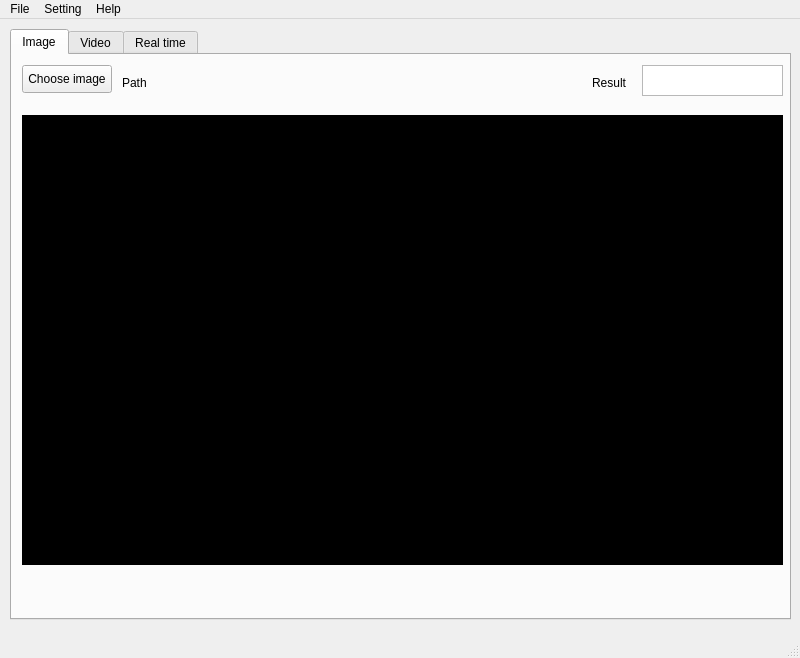
MiMiSecretSpace/LPRNet_QT5_GUI, file view/ui_main.ui: the form before one commit.
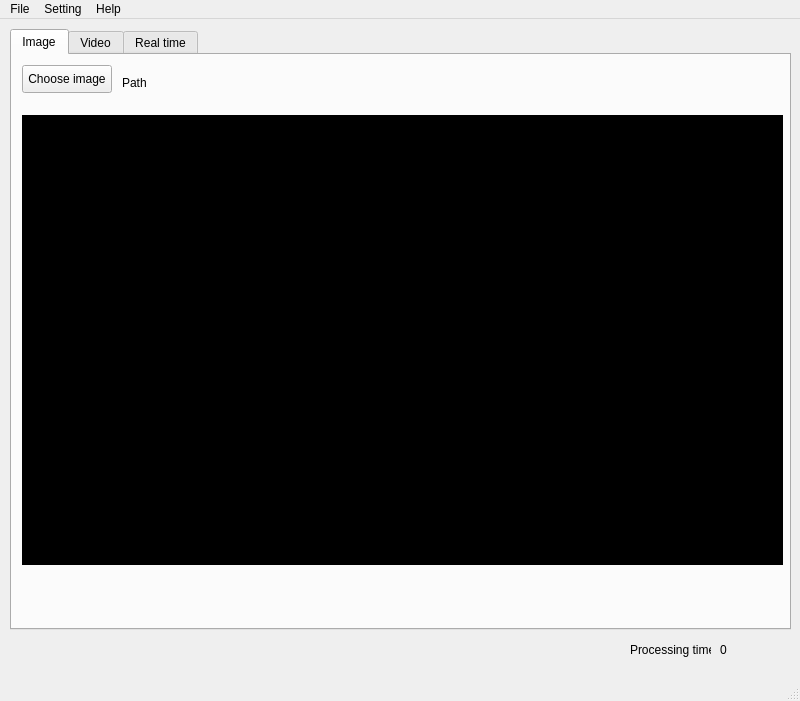
The form after the commit. The open tabs and pages were chosen to show the change.

Commit message: Add camera option for real time detecion

The edit to the form file:
```diff
--- a/view/ui_main.ui
+++ b/view/ui_main.ui
@@ -7,7 +7,7 @@
     <x>0</x>
     <y>0</y>
     <width>800</width>
-    <height>658</height>
+    <height>701</height>
    </rect>
   </property>
   <property name="windowTitle">
@@ -23,7 +23,7 @@
       <x>10</x>
       <y>10</y>
       <width>781</width>
-      <height>591</height>
+      <height>601</height>
      </rect>
     </property>
     <property name="currentIndex">
@@ -59,38 +59,6 @@
        <string>Path</string>
       </property>
      </widget>
-     <widget class="QTextEdit" name="textEdit">
-      <property name="enabled">
-       <bool>true</bool>
-      </property>
-      <property name="geometry">
-       <rect>
-        <x>630</x>
-        <y>10</y>
-        <width>141</width>
-        <height>31</height>
-       </rect>
-      </property>
-      <property name="inputMethodHints">
-       <set>Qt::ImhNone</set>
-      </property>
-      <property name="readOnly">
-       <bool>true</bool>
-      </property>
-     </widget>
-     <widget class="QLabel" name="Image_result">
-      <property name="geometry">
-       <rect>
-        <x>580</x>
-        <y>20</y>
-        <width>41</width>
-        <height>16</height>
-       </rect>
-      </property>
-      <property name="text">
-       <string>Result</string>
-      </property>
-     </widget>
      <widget class="QLabel" name="image_holder">
       <property name="geometry">
        <rect>
@@ -167,13 +135,13 @@
        <string>Play</string>
       </property>
      </widget>
-     <widget class="QLabel" name="recognition_rate">
+     <widget class="QCheckBox" name="checkBox">
       <property name="geometry">
        <rect>
-        <x>700</x>
+        <x>690</x>
         <y>20</y>
-        <width>61</width>
-        <height>21</height>
+        <width>75</width>
+        <height>18</height>
        </rect>
       </property>
       <property name="text">
@@ -187,6 +155,32 @@
      </attribute>
     </widget>
    </widget>
+   <widget class="QLabel" name="recognition_rate">
+    <property name="geometry">
+     <rect>
+      <x>720</x>
+      <y>620</y>
+      <width>61</width>
+      <height>21</height>
+     </rect>
+    </property>
+    <property name="text">
+     <string>0</string>
+    </property>
+   </widget>
+   <widget class="QLabel" name="Image_result">
+    <property name="geometry">
+     <rect>
+      <x>630</x>
+      <y>620</y>
+      <width>81</width>
+      <height>21</height>
+     </rect>
+    </property>
+    <property name="text">
+     <string>Processing time :</string>
+    </property>
+   </widget>
   </widget>
   <widget class="QMenuBar" name="menubar">
    <property name="geometry">
```
Left out of the diff: 54 changed lines with no effect on the pictures. The commit also changes 4 other files.
